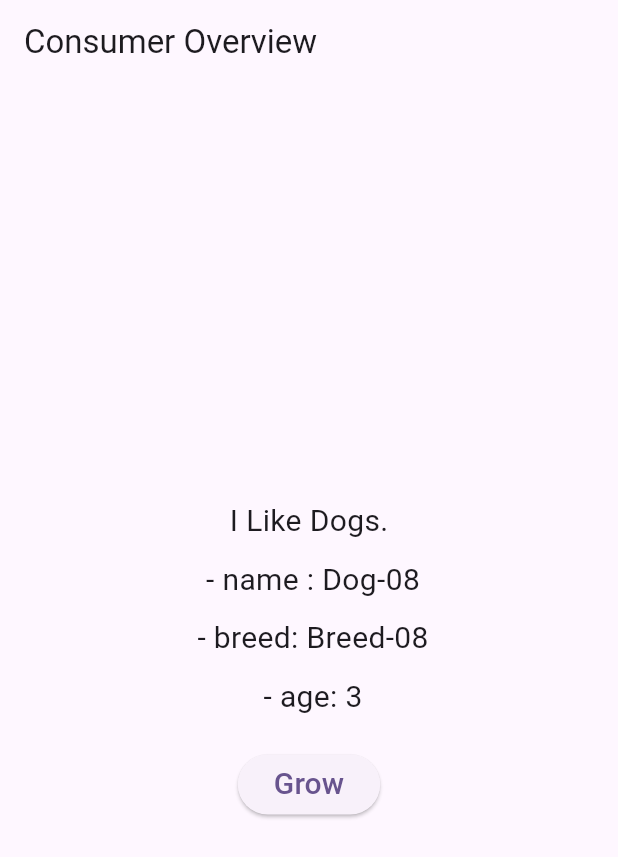
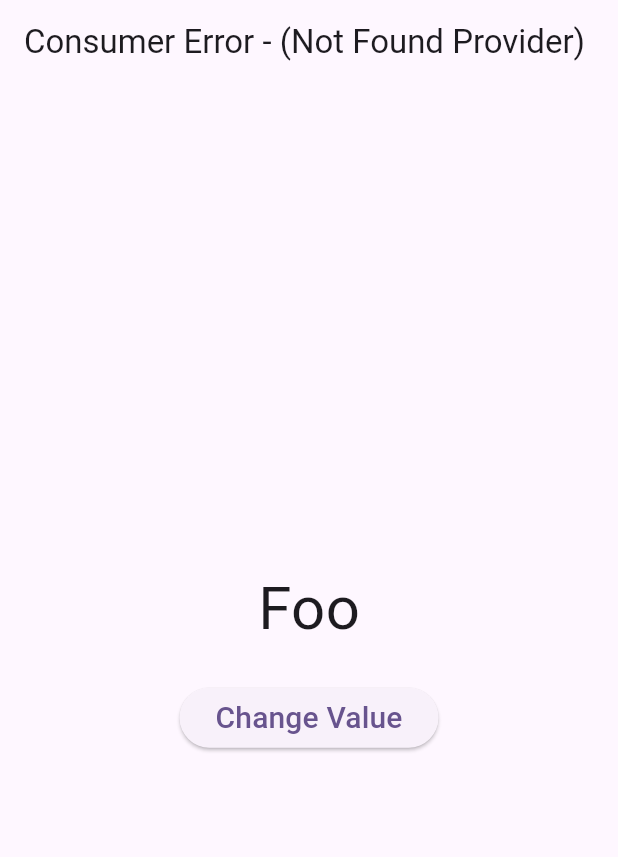
Before and after one commit to Sandeepsunil01/state-management-provider, a Flutter app: the screen it shows after launch, on a phone screen of 412 x 824 dp. Shown: the top 857 px of the screen. Run offline on Flutter 3.47's test engine with Material 2 defaults, Android fonts, the phone set to English and light mode, and no system bars.

Commit message:
Provider not found error overview

```diff
--- a/lib/main.dart
+++ b/lib/main.dart
@@ -2,8 +2,7 @@ import 'package:flutter/material.dart';
 import 'package:provider/provider.dart';
 import 'package:state_management/models/cat.dart';
 import 'package:state_management/models/dog.dart';
-
-import 'provider_overview/provider_overview_08.dart';
+import 'provider_overview/provider_overview_09.dart';
 
 void main() {
   runApp(const MyApp());
@@ -14,37 +13,14 @@ class MyApp extends StatelessWidget {
 
   @override
   Widget build(BuildContext context) {
-    return MultiProvider(
-      providers: [
-        ChangeNotifierProvider<Dog>(
-            create: (context) =>
-                Dog(name: "Dog-08", breed: "Breed-08", age: 3)),
-        FutureProvider<int>(
-          initialData: 0,
-          create: (context) {
-            final int dogAge = context.read<Dog>().age;
-            final cats = Cats(age: dogAge);
-            return cats.getCatsAge();
-          },
-        ),
-        StreamProvider<String>(
-          initialData: 'Bark 0 times',
-          create: (context) {
-            final int dogAge = context.read<Dog>().age;
-            final cats = Cats(age: dogAge * 2);
-            return cats.bark();
-          },
-        ),
-      ],
-      child: MaterialApp(
-        title: 'State Management with Provider',
-        debugShowCheckedModeBanner: false,
-        theme: ThemeData(
-          colorScheme: ColorScheme.fromSeed(seedColor: Colors.deepPurple),
-          useMaterial3: true,
-        ),
-        home: const ProviderOverview08(),
+    return MaterialApp(
+      title: 'State Management with Provider',
+      debugShowCheckedModeBanner: false,
+      theme: ThemeData(
+        colorScheme: ColorScheme.fromSeed(seedColor: Colors.deepPurple),
+        useMaterial3: true,
       ),
+      home: const ProviderOverview09(),
     );
   }
 }
--- /dev/null
+++ b/lib/provider_overview/provider_overview_09.dart
@@ -0,0 +1,61 @@
+import 'package:flutter/material.dart';
+import 'package:provider/provider.dart';
+
+// There may be times when we get Provider Not Found
+// There may be 3 possinle solutions
+// 1. Add the Providet up the widget tree,
+// 2. Use Builder instead of child
+// 3. Use Consumer instead of direct builder
+
+class ProviderOverview09 extends StatefulWidget {
+  const ProviderOverview09({super.key});
+
+  @override
+  State<ProviderOverview09> createState() => _ProviderOverview09State();
+}
+
+class _ProviderOverview09State extends State<ProviderOverview09> {
+  @override
+  Widget build(BuildContext context) {
+    return Scaffold(
+      appBar:
+          AppBar(title: const Text("Consumer Error - (Not Found Provider)")),
+      body: ChangeNotifierProvider<Foo>(
+        create: (_) => Foo(),
+        child: Consumer<Foo>(
+            builder: (BuildContext context, Foo foo, Widget? child) {
+          return Center(
+            child: Column(
+              mainAxisAlignment: MainAxisAlignment.center,
+              children: [
+                Text(
+                  foo.value,
+                  style: const TextStyle(fontSize: 40),
+                ),
+                const SizedBox(height: 20),
+                ElevatedButton(
+                  onPressed: () {
+                    foo.changeValue();
+                  },
+                  child: const Text(
+                    "Change Value",
+                    style: TextStyle(fontSize: 20),
+                  ),
+                ),
+              ],
+            ),
+          );
+        }),
+      ),
+    );
+  }
+}
+
+class Foo with ChangeNotifier {
+  String value = "Foo";
+
+  void changeValue() {
+    value = value == "Foo" ? "Bar" : "Foo";
+    notifyListeners();
+  }
+}
```
